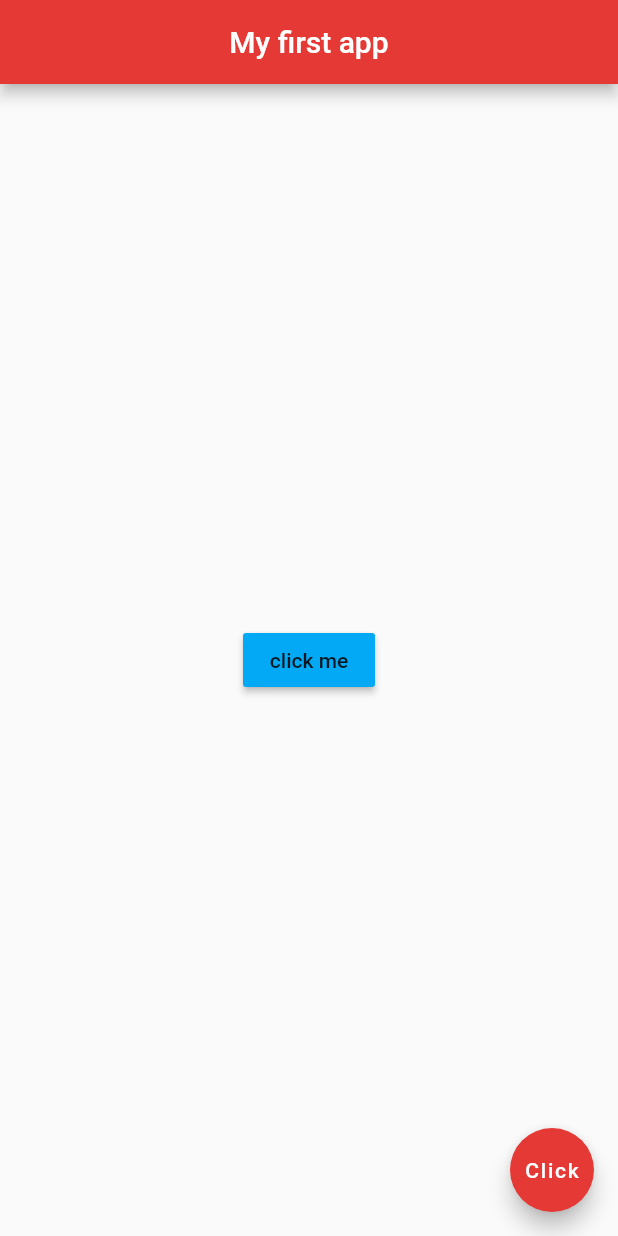
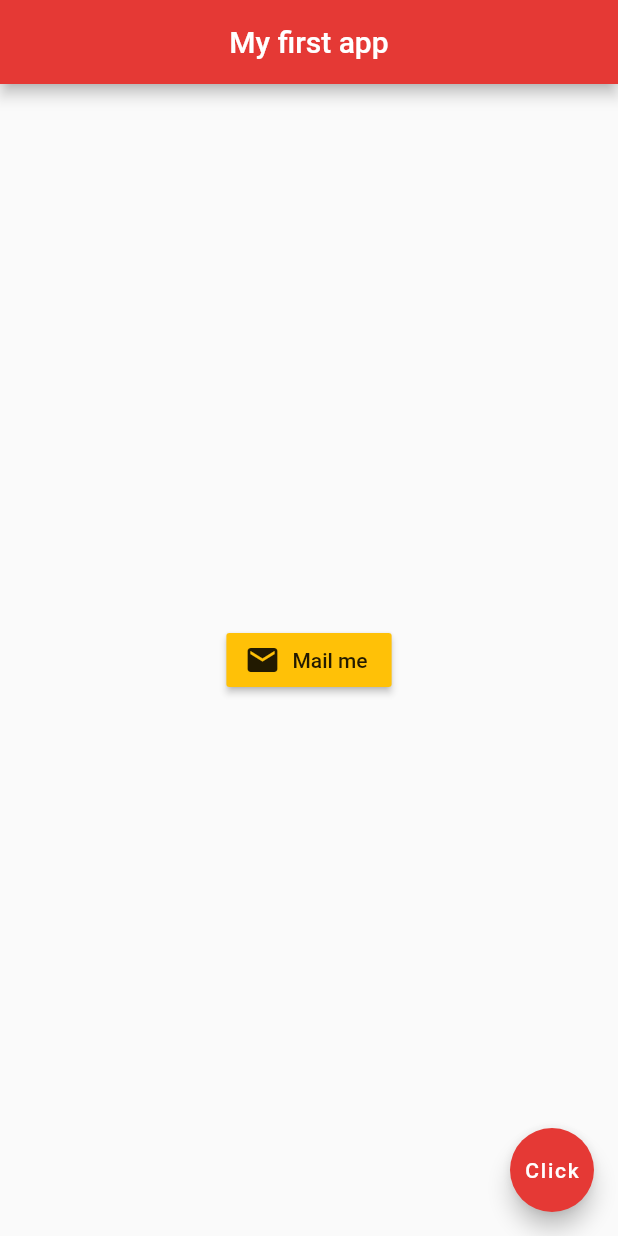
Before and after one commit to phyzikhs/flutter, a Flutter app: the screen it shows after launch, on a phone screen of 412 x 824 dp. Run offline on Flutter 3.47's test engine with Material 2 defaults, Android fonts, the phone set to English and light mode, and no system bars.

Commit message:
button icon + label

```diff
--- a/lib/main.dart
+++ b/lib/main.dart
@@ -15,12 +15,13 @@ class Home extends StatelessWidget {
         backgroundColor: Colors.red[600],
       ),
       body: Center(
-        child: RaisedButton(
-          onPressed: () {
-            print('You clicked me');
-          },
-          child: Text('click me'),
-          color: Colors.lightBlue,
+        child: RaisedButton.icon(
+          onPressed: (){},
+          icon: Icon(
+            Icons.mail
+          ),
+          label: Text('Mail me'),
+          color: Colors.amber,
         ),
       ),
       floatingActionButton: FloatingActionButton(
```
